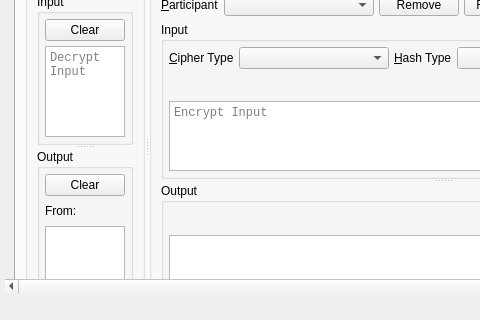
Before: the Qt Designer form branches/trunk/UI/spot-on-rosetta.ui in textbrowser/spot-on, drawn with Qt 5; both pictures show x 0 to 480 and y 130 to 450 of the 650 by 450 pixel window.
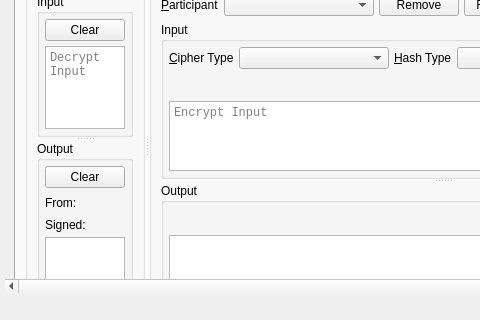
After: the same form once the commit is applied. Icons and pictures are not drawn.

Commit message: Denote signature.

Diff of the .ui file:
```diff
--- a/branches/trunk/UI/spot-on-rosetta.ui
+++ b/branches/trunk/UI/spot-on-rosetta.ui
@@ -273,6 +273,17 @@
                       </item>
                      </layout>
                     </item>
+                    <item>
+                     <layout class="QHBoxLayout" name="horizontalLayout_11">
+                      <item>
+                       <widget class="QLabel" name="signedMessage">
+                        <property name="text">
+                         <string>Signed:</string>
+                        </property>
+                       </widget>
+                      </item>
+                     </layout>
+                    </item>
                     <item>
                      <widget class="QTextBrowser" name="outputDecrypt">
                       <property name="font">
```
The commit also changes 1 other file.
